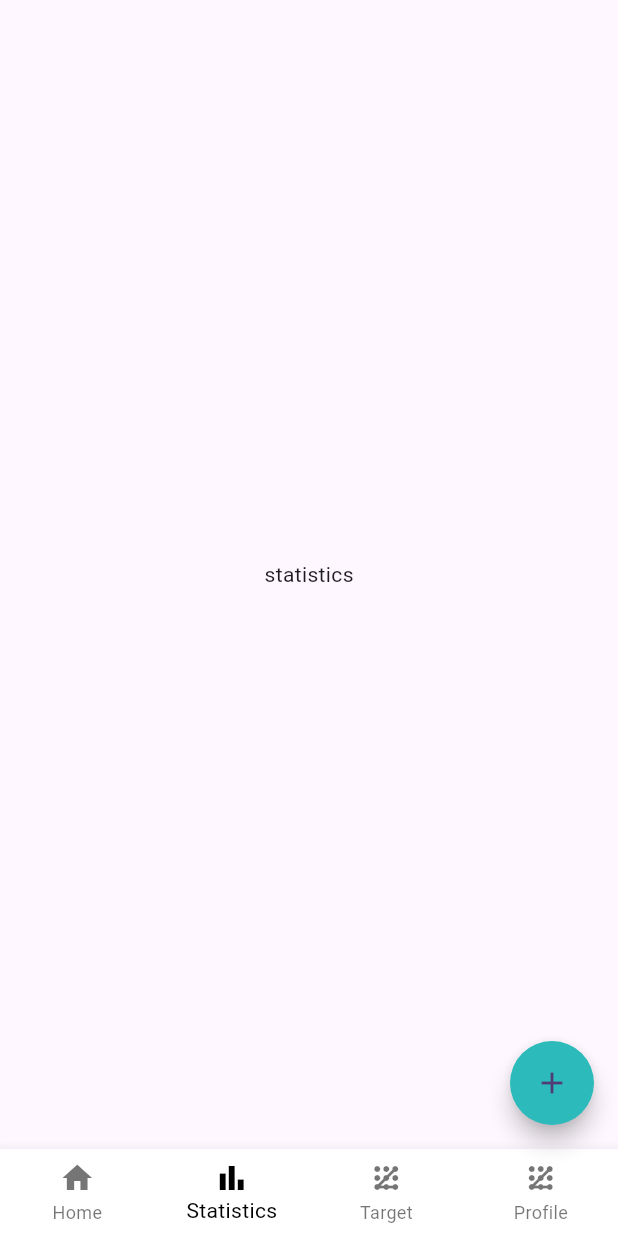
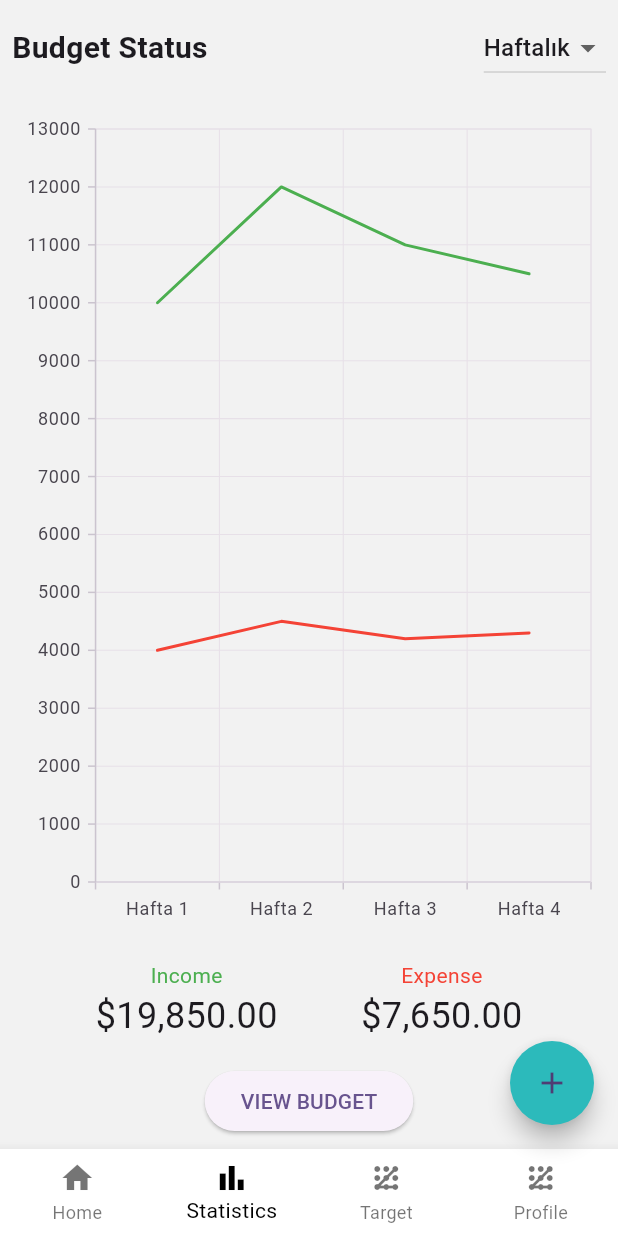
Before and after one commit to furkanislek/PocketPath, a Flutter app: the screen it shows once a user with an empty profile is signed in, item 2 of the bottom bar chosen, on a phone screen of 412 x 824 dp. Run offline on Flutter 3.47's test engine with Material 3 defaults, Android fonts, the phone set to English and light mode, and no system bars; our stand-ins replace cloud_firestore, firebase_auth, firebase_core, get, percent_indicator, syncfusion_flutter_charts; accounts and stored records are empty; network calls fail.

Commit message:
statistics

```diff
--- a/lib/components/home/budget.dart
+++ b/lib/components/home/budget.dart
@@ -133,7 +133,7 @@ class Budget extends StatelessWidget {
                               percent: progress.clamp(0.0, 1.0),
                               center: Text(
                                 "${(progress > 1 ? 100.00 : progress * 100).toStringAsFixed(0)}%",
-                                style: TextStyle(
+                                style: const TextStyle(
                                   fontWeight: FontWeight.bold,
                                   fontSize: 20.0,
                                 ),
--- /dev/null
+++ b/lib/controller/Statistics/chart_controller.dart
@@ -0,0 +1,108 @@
+import 'package:get/get.dart';
+
+class ChartController extends GetxController {
+  var selectedFilter = 'Haftalık'.obs;
+
+  // Günlük, haftalık, aylık ve yıllık örnek veri setleri
+  final List<ChartData> dailyIncomeData = [
+    ChartData('Pzt', 1000),
+    ChartData('Salı', 1500),
+    ChartData('Çarş', 1300),
+    ChartData('Per', 1700),
+    ChartData('Cum', 1600),
+    ChartData('Cmt', 1400),
+    ChartData('Paz', 1200),
+  ];
+
+  final List<ChartData> weeklyIncomeData = [
+    ChartData('Hafta 1', 10000),
+    ChartData('Hafta 2', 12000),
+    ChartData('Hafta 3', 11000),
+    ChartData('Hafta 4', 10500),
+  ];
+
+  final List<ChartData> monthlyIncomeData = [
+    ChartData('Ocak', 45000),
+    ChartData('Şubat', 47000),
+    ChartData('Mart', 49000),
+    ChartData('Nisan', 48000),
+  ];
+
+  final List<ChartData> yearlyIncomeData = [
+    ChartData('2020', 540000),
+    ChartData('2021', 560000),
+    ChartData('2022', 580000),
+    ChartData('2023', 570000),
+  ];
+
+  final List<ChartData> dailyExpenseData = [
+    ChartData('Pzt', 500),
+    ChartData('Salı', 800),
+    ChartData('Çarş', 600),
+    ChartData('Per', 900),
+    ChartData('Cum', 700),
+    ChartData('Cmt', 850),
+    ChartData('Paz', 750),
+  ];
+
+  final List<ChartData> weeklyExpenseData = [
+    ChartData('Hafta 1', 4000),
+    ChartData('Hafta 2', 4500),
+    ChartData('Hafta 3', 4200),
+    ChartData('Hafta 4', 4300),
+  ];
+
+  final List<ChartData> monthlyExpenseData = [
+    ChartData('Ocak', 20000),
+    ChartData('Şubat', 22000),
+    ChartData('Mart', 21000),
+    ChartData('Nisan', 20500),
+  ];
+
+  final List<ChartData> yearlyExpenseData = [
+    ChartData('2020', 240000),
+    ChartData('2021', 250000),
+    ChartData('2022', 255000),
+    ChartData('2023', 245000),
+  ];
+
+  // Gösterilecek gelir ve gider verileri
+  var incomeData = <ChartData>[].obs;
+  var expenseData = <ChartData>[].obs;
+
+  @override
+  void onInit() {
+    super.onInit();
+    updateFilter(selectedFilter.value); // İlk filtreleme için çağır
+  }
+
+  // Filtreye göre gelir ve gider verilerini güncelle
+  void updateFilter(String filter) {
+    selectedFilter.value = filter;
+
+    switch (filter) {
+      case 'Günlük':
+        incomeData.assignAll(dailyIncomeData);
+        expenseData.assignAll(dailyExpenseData);
+        break;
+      case 'Haftalık':
+        incomeData.assignAll(weeklyIncomeData);
+        expenseData.assignAll(weeklyExpenseData);
+        break;
+      case 'Aylık':
+        incomeData.assignAll(monthlyIncomeData);
+        expenseData.assignAll(monthlyExpenseData);
+        break;
+      case 'Yıllık':
+        incomeData.assignAll(yearlyIncomeData);
+        expenseData.assignAll(yearlyExpenseData);
+        break;
+    }
+  }
+}
+
+class ChartData {
+  ChartData(this.day, this.amount);
+  final String day;
+  final double amount;
+}
--- a/lib/controller/home/budget_controller.dart
+++ b/lib/controller/home/budget_controller.dart
@@ -15,16 +15,11 @@ class BudgetController extends GetxController {
   }
 
   Future<void> loadActiveTargets() async {
-    // Load active targets
     activeTargets.value = await authService.getActiveTargets();
-    print("Active : $activeTargets");
-    // Check if there are active targets and set the last one as selected
     if (activeTargets.isNotEmpty) {
       final lastTarget = activeTargets.first;
-      print("last : $lastTarget");
       setSelectedTarget(lastTarget['id'], lastTarget['name']);
     }
-    print("Selected Target ID : ${selectedTargetId}");
   }
 
   void setSelectedTarget(String targetId, String targetName) {
--- a/lib/controller/target/target_controller.dart
+++ b/lib/controller/target/target_controller.dart
@@ -85,8 +85,6 @@ class TargetController extends GetxController {
 
         listById.sort(
             (a, b) => a['target']['endDate'].compareTo(b['target']['endDate']));
-
-        print("ttttttttttttt : $listById");
       }
     } catch (e) {
       print(e.toString());
--- a/lib/pages/Statistics/statistics.dart
+++ b/lib/pages/Statistics/statistics.dart
@@ -1,10 +1,102 @@
-import 'package:flutter/widgets.dart';
+import 'package:cost_management/controller/Statistics/chart_controller.dart';
+import 'package:flutter/material.dart';
+import 'package:get/get.dart';
+import 'package:syncfusion_flutter_charts/charts.dart';
 
 class Statistics extends StatelessWidget {
-  const Statistics({super.key});
+  Statistics({super.key});
+
+  final ChartController chartController = Get.put(ChartController());
 
   @override
   Widget build(BuildContext context) {
-    return Center(child: const Text("statistics"));
+    return Scaffold(
+
+      backgroundColor: const Color(0xFFF2F2F2),
+      body: Padding(
+        padding: const EdgeInsets.all(8.0),
+        child: Column(
+          crossAxisAlignment: CrossAxisAlignment.start,
+          children: [
+            Row(
+              mainAxisAlignment: MainAxisAlignment.spaceBetween,
+              children: [
+                Text(
+                  "Budget Status",
+                  style: TextStyle(fontSize: 20, fontWeight: FontWeight.bold),
+                ),
+                Obx(
+                  () => DropdownButton<String>(
+                    value: chartController.selectedFilter.value,
+                    items: ['Günlük', 'Haftalık', 'Aylık', 'Yıllık']
+                        .map((String filter) {
+                      return DropdownMenuItem<String>(
+                        value: filter,
+                        child: Text(filter),
+                      );
+                    }).toList(),
+                    onChanged: (newValue) {
+                      chartController.updateFilter(newValue!);
+                    },
+                  ),
+                ),
+              ],
+            ),
+            SizedBox(height: 20),
+            Expanded(
+              child: Obx(
+                () => SfCartesianChart(
+                  primaryXAxis: CategoryAxis(),
+                  series: <CartesianSeries>[
+                    LineSeries<ChartData, String>(
+                      dataSource: chartController.incomeData.toList(),
+                      xValueMapper: (ChartData data, _) => data.day,
+                      yValueMapper: (ChartData data, _) => data.amount,
+                      name: 'Gelir',
+                      color: Colors.green,
+                    ),
+                    LineSeries<ChartData, String>(
+                      dataSource: chartController.expenseData.toList(),
+                      xValueMapper: (ChartData data, _) => data.day,
+                      yValueMapper: (ChartData data, _) => data.amount,
+                      name: 'Gider',
+                      color: Colors.red,
+                    ),
+                  ],
+                ),
+              ),
+            ),
+            Padding(
+              padding: const EdgeInsets.symmetric(vertical: 16.0),
+              child: Row(
+                mainAxisAlignment: MainAxisAlignment.spaceEvenly,
+                children: [
+                  Column(
+                    children: [
+                      Text("Income", style: TextStyle(color: Colors.green)),
+                      Text("\$19,850.00", style: TextStyle(fontSize: 24)),
+                    ],
+                  ),
+                  Column(
+                    children: [
+                      Text("Expense", style: TextStyle(color: Colors.red)),
+                      Text("\$7,650.00", style: TextStyle(fontSize: 24)),
+                    ],
+                  ),
+                ],
+              ),
+            ),
+            Center(
+              child: ElevatedButton(
+                onPressed: () {
+                  // Bütçe detay sayfasına git
+                },
+                child: Text("VIEW BUDGET"),
+              ),
+            ),
+          ],
+        ),
+      ),
+    );
   }
 }
--- a/pubspec.yaml
+++ b/pubspec.yaml
@@ -45,6 +45,7 @@ dependencies:
   calendar_timeline: ^1.1.3
   uuid: ^4.5.1
   drop_down_list: ^0.0.8
+  syncfusion_flutter_charts: ^27.1.56
 
 dev_dependencies:
   flutter_test:
```
Also changed, not shown: lib/components/home/cost.dart (+8 -1 lines), lib/controller/home/cost_controller.dart (+8 -0 lines), lib/services/services.dart (+20 -12 lines), pubspec.lock.
